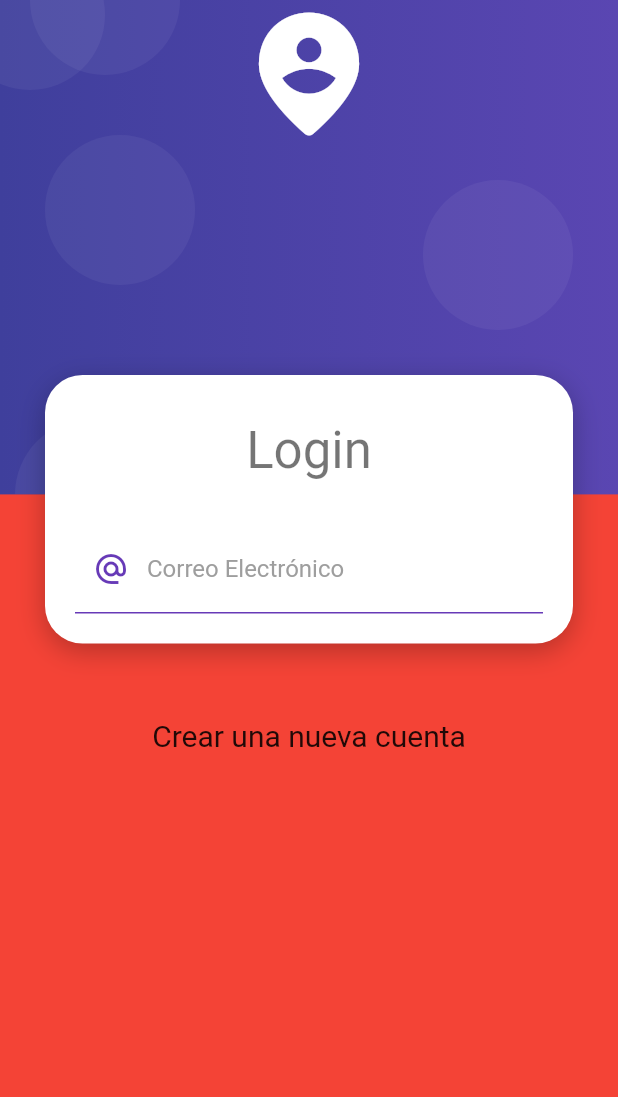
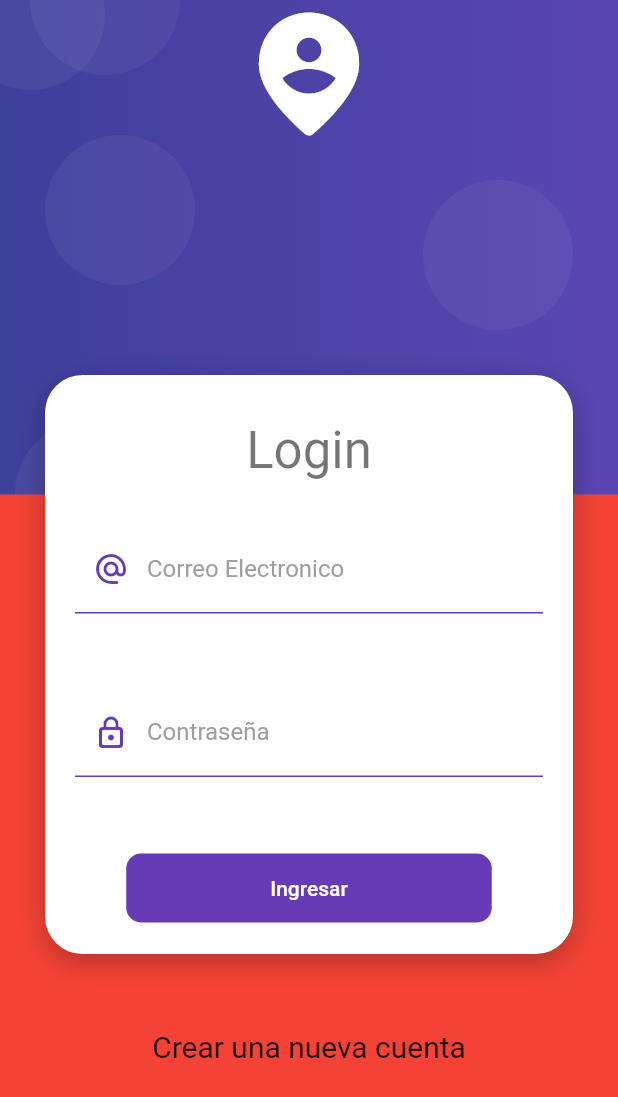
Before and after one commit to milone1/forms_flutter, a Flutter app: the screen it shows after launch, on a phone screen of 412 x 824 dp. Shown: the top 1097 px of the screen. Run offline on Flutter 3.47's test engine with Material 2 defaults, Android fonts, the phone set to English and light mode, and no system bars.

Commit message:
add button and form whit pyshics

```diff
--- a/lib/screens/login_screen.dart
+++ b/lib/screens/login_screen.dart
@@ -1,4 +1,5 @@
 import 'package:flutter/material.dart';
+import 'package:forms_flutter/ui/input_decorations.dart';
 import 'package:forms_flutter/widgets/widgets.dart';
 
 class LoginScreen extends StatelessWidget {
@@ -9,6 +10,7 @@ class LoginScreen extends StatelessWidget {
     return Scaffold(
       body: AuthBackground(
         child: SingleChildScrollView(
+          physics: const BouncingScrollPhysics(),
           child: Column(
             children: [
               const SizedBox(
@@ -57,20 +59,42 @@ class _LoginForm extends StatelessWidget {
             TextFormField(
               autocorrect: false,
               keyboardType: TextInputType.emailAddress,
-              decoration: const InputDecoration(
-                  enabledBorder: UnderlineInputBorder(
-                    borderSide: BorderSide(color: Colors.deepPurple),
-                  ),
-                  focusedBorder: UnderlineInputBorder(
-                    borderSide: BorderSide(color: Colors.deepPurple, width: 2),
-                  ),
-                  hintText: 'Email',
-                  labelText: 'Correo Electrónico',
-                  labelStyle: TextStyle(color: Colors.grey),
-                  prefixIcon: Icon(
-                    Icons.alternate_email_sharp,
-                    color: Colors.deepPurple,
+              decoration: InputDecorations.authInputDecoration(
+                hintText: 'jhon@gmail.com',
+                labelText: 'Correo Electronico',
+                prefixIcon: Icons.alternate_email_rounded,
+              ),
+            ),
+            const SizedBox(
+              height: 50,
+            ),
+            TextFormField(
+              autocorrect: false,
+              obscureText: true,
+              keyboardType: TextInputType.emailAddress,
+              decoration: InputDecorations.authInputDecoration(
+                hintText: '******',
+                labelText: 'Contraseña',
+                prefixIcon: Icons.lock_outline_rounded,
+              ),
+            ),
+            const SizedBox(
+              height: 50,
+            ),
+            MaterialButton(
+              disabledColor: Colors.grey,
+              shape: RoundedRectangleBorder(
+                borderRadius: BorderRadius.circular(10),
+              ),
+              elevation: 0,
+              color: Colors.deepPurple,
+              child: Container(
+                  padding: EdgeInsets.symmetric(horizontal: 80, vertical: 15),
+                  child: Text(
+                    'Ingresar',
+                    style: TextStyle(color: Colors.white),
                   )),
+              onPressed: () {},
             )
           ],
         ),
--- /dev/null
+++ b/lib/ui/input_decorations.dart
@@ -0,0 +1,21 @@
+import 'package:flutter/material.dart';
+
+class InputDecorations {
+  static InputDecoration authInputDecoration(
+      {required String hintText,
+      required String labelText,
+      required IconData prefixIcon}) {
+    return InputDecoration(
+      enabledBorder: const UnderlineInputBorder(
+        borderSide: BorderSide(color: Colors.deepPurple),
+      ),
+      focusedBorder: const UnderlineInputBorder(
+        borderSide: BorderSide(color: Colors.deepPurple, width: 2),
+      ),
+      hintText: hintText,
+      labelText: labelText,
+      labelStyle: const TextStyle(color: Colors.grey),
+      prefixIcon: Icon(prefixIcon, color: Colors.deepPurple),
+    );
+  }
+}
```
